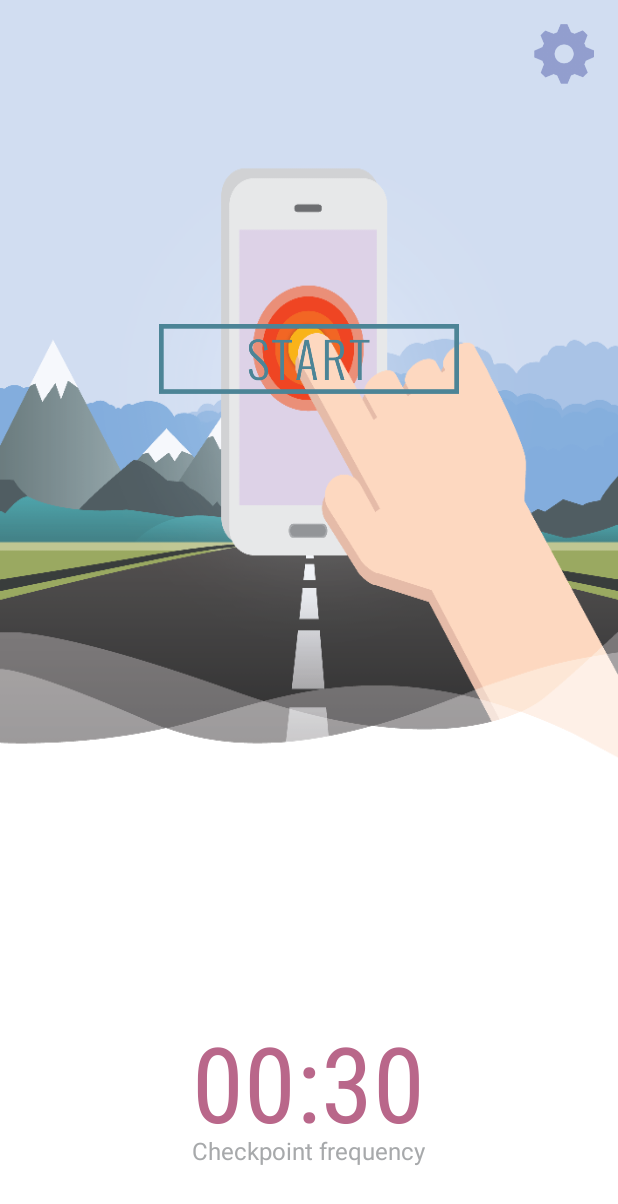
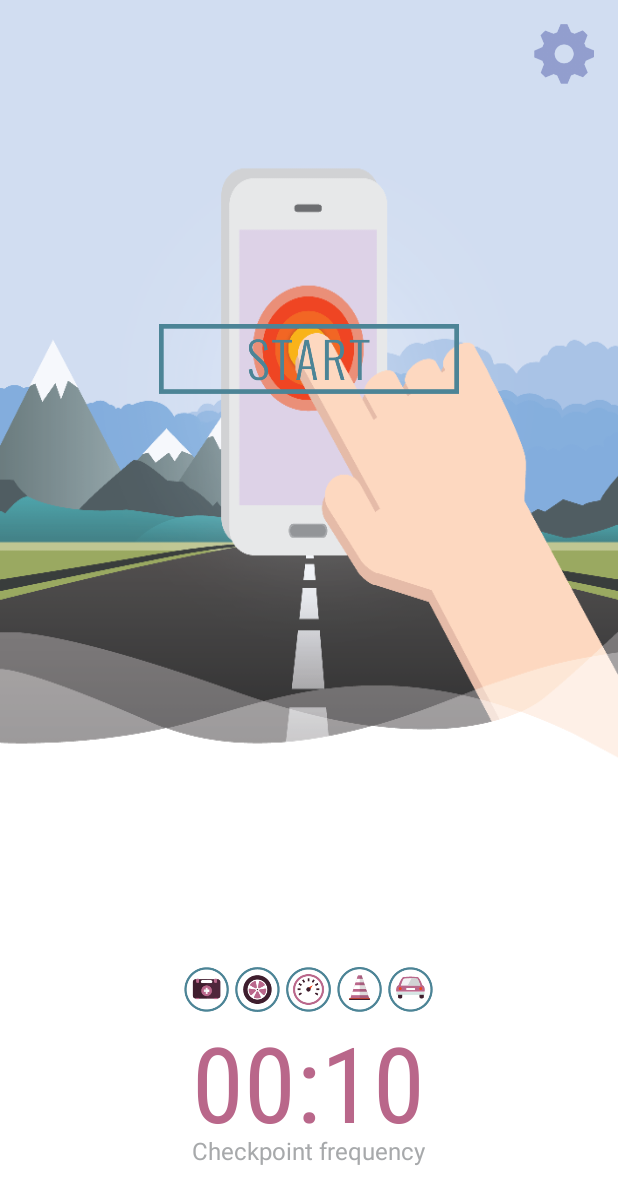
Before and after one commit to thammaknot/drivesafe, an Android app: the screen it shows after launch (MainActivity), on a phone screen of 412 x 824 dp. Shown: the top 1204 px of the screen. Run offline under Robolectric (Android 15) with nearby library versions, the phone set to English and light mode, and no system bars; libraries missing offline, so code that uses them is left out: com.google.android.gms.

Commit message:
done init

```diff
--- a/app/src/main/java/com/knottycode/drivesafe/MainActivity.java
+++ b/app/src/main/java/com/knottycode/drivesafe/MainActivity.java
@@ -1,17 +1,31 @@
 package com.knottycode.drivesafe;
 
 import android.app.Activity;
+import android.content.Context;
 import android.content.Intent;
+import android.content.SharedPreferences;
 import android.os.Bundle;
+import android.util.Log;
 import android.view.View;
 import android.view.Window;
 import android.view.WindowManager;
-import android.widget.Button;
+import android.widget.TextView;
+
+import java.util.ArrayList;
+import java.util.HashSet;
+import java.util.List;
+
+import static com.google.android.gms.internal.zzs.TAG;
 
 public class MainActivity extends Activity {
 
-    Button driveButton;
-    Button settingsButton;
+    TextView checkpointFrequencyTextView;
+
+    protected long checkpointFrequencyMillis;
+    protected boolean adaptiveCheckpointFrequency = true;
+    protected boolean adaptiveLoudness = true;
+    protected Constants.AlertMode alertMode;
+    protected List<String> availableAlarmTones;
 
     @Override
     protected void onCreate(Bundle savedInstanceState) {
@@ -22,8 +36,60 @@ public class MainActivity extends Activity {
 
         setContentView(R.layout.activity_main);
 
-        driveButton = (Button) findViewById(R.id.driveButton);
-        settingsButton = (Button) findViewById(R.id.settingsButton);
+        checkpointFrequencyTextView = (TextView) findViewById(R.id.checkpointFrequencyDisplay);
+    }
+
+    @Override
+    public void onResume() {
+        loadPreferences();
+        displayPreferences();
+        super.onResume();
+    }
+
+    private void loadPreferences() {
+        SharedPreferences prefs = getSharedPreferences(getString(R.string.preference_file_key),
+                Context.MODE_PRIVATE);
+        adaptiveCheckpointFrequency = prefs.getBoolean(getString(R.string.adaptive_checkpoint_frequency_key), true);
+        adaptiveLoudness = prefs.getBoolean(getString(R.string.adaptive_loudness_key), true);
+        checkpointFrequencyMillis =
+                prefs.getInt(getString(R.string.checkpoint_frequency_key),
+                        Constants.DEFAULT_CHECKPOINT_FREQUENCY_SECONDS) * 1000;
+        availableAlarmTones =
+                new ArrayList<String>(prefs.getStringSet(getString(R.string.alarm_tones_key), new HashSet()));
+        int alertModeCode = prefs.getInt(getString(R.string.alert_style_key),
+                Constants.DEFAULT_ALERT_STYLE.getCode());
+        alertMode = Constants.AlertMode.fromCode(alertModeCode);
+    }
+
+    private void displayPreferences() {
+        int checkpointFreqSeconds = (int) (checkpointFrequencyMillis / 1000);
+        int minutes = checkpointFreqSeconds / 60;
+        int seconds = checkpointFreqSeconds % 60;
+        checkpointFrequencyTextView.setText(String.format("%02d:%02d", minutes, seconds));
+        if (adaptiveCheckpointFrequency) {
+            findViewById(R.id.icon1).setBackground(getResources().getDrawable(R.drawable.icon1));
+        } else {
+            findViewById(R.id.icon1).setBackground(getResources().getDrawable(R.drawable.icon1_disabled));
+        }
+        switch (alertMode) {
+            case SCREEN:
+                findViewById(R.id.icon2).setVisibility(View.VISIBLE);
+                findViewById(R.id.icon2).setBackground(getResources().getDrawable(R.drawable.icon2));
+                break;
+            case VIBRATE:
+                findViewById(R.id.icon2).setVisibility(View.VISIBLE);
+                findViewById(R.id.icon2).setBackground(getResources().getDrawable(R.drawable.icon2_disabled));
+                break;
+            case SOUND:
+                findViewById(R.id.icon2).setVisibility(View.INVISIBLE);
+                break;
+            default:
+        }
+        if (adaptiveLoudness) {
+            findViewById(R.id.icon3).setBackground(getResources().getDrawable(R.drawable.icon3));
+        } else {
+            findViewById(R.id.icon3).setBackground(getResources().getDrawable(R.drawable.icon3_disabled));
+        }
     }
 
     public void enterDriveMode(View view) {
--- a/app/src/main/res/layout/activity_main.xml
+++ b/app/src/main/res/layout/activity_main.xml
@@ -61,6 +61,37 @@
         android:layout_height="30dp"
         android:layout_above="@+id/checkpointFrequencyDisplay"
         android:layout_centerHorizontal="true"
+        android:gravity="center"
         android:id="@+id/optionIconLayout">
+        <ImageView
+            android:layout_width="30dp"
+            android:layout_height="30dp"
+            android:layout_margin="2dp"
+            android:id="@+id/icon1"
+            android:background="@drawable/icon1"/>
+        <ImageView
+            android:layout_width="30dp"
+            android:layout_height="30dp"
+            android:layout_margin="2dp"
+            android:id="@+id/icon2"
+            android:background="@drawable/icon2"/>
+        <ImageView
+            android:layout_width="30dp"
+            android:layout_height="30dp"
+            android:layout_margin="2dp"
+            android:id="@+id/icon3"
+            android:background="@drawable/icon3"/>
+        <ImageView
+            android:layout_width="30dp"
+            android:layout_height="30dp"
+            android:layout_margin="2dp"
+            android:id="@+id/icon4"
+            android:background="@drawable/icon4"/>
+        <ImageView
+            android:layout_width="30dp"
+            android:layout_height="30dp"
+            android:layout_margin="2dp"
+            android:id="@+id/icon5"
+            android:background="@drawable/icon5"/>
     </LinearLayout>
 </RelativeLayout>
```
Also changed, not shown: app/src/main/res/drawable/icon1.png (added), app/src/main/res/drawable/icon1_disabled.png (added), app/src/main/res/drawable/icon2.png (added), app/src/main/res/drawable/icon2_disabled.png (added), app/src/main/res/drawable/icon3.png (added), app/src/main/res/drawable/icon3_disabled.png (added), app/src/main/res/drawable/icon4.png (added), app/src/main/res/drawable/icon4_disabled.png (added), app/src/main/res/drawable/icon5.png (added), app/src/main/res/drawable/icon5_disabled.png (added).
